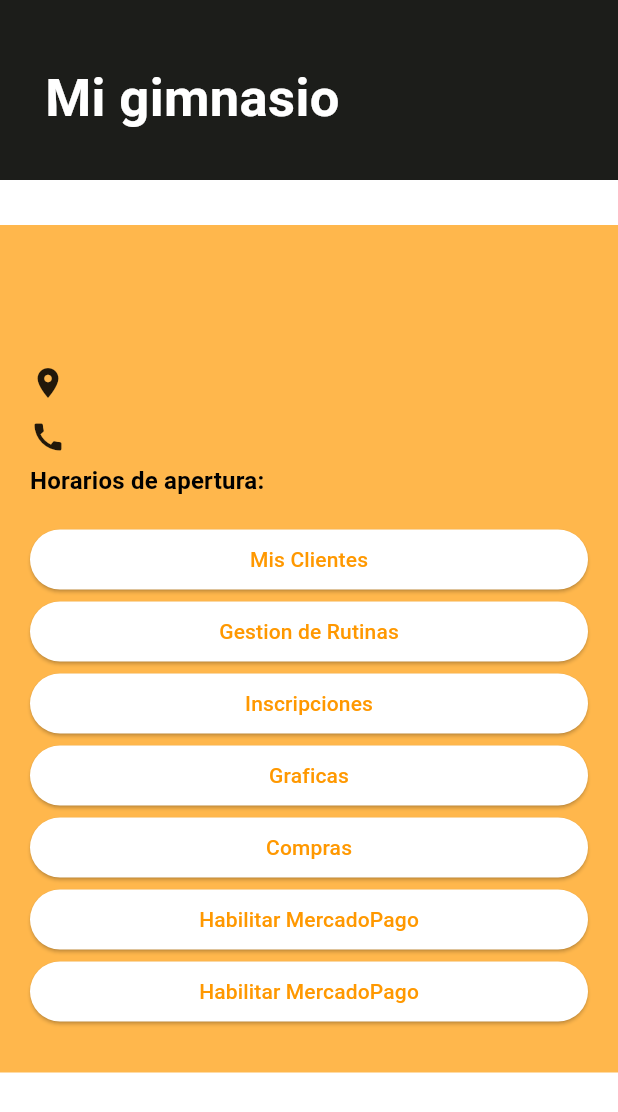
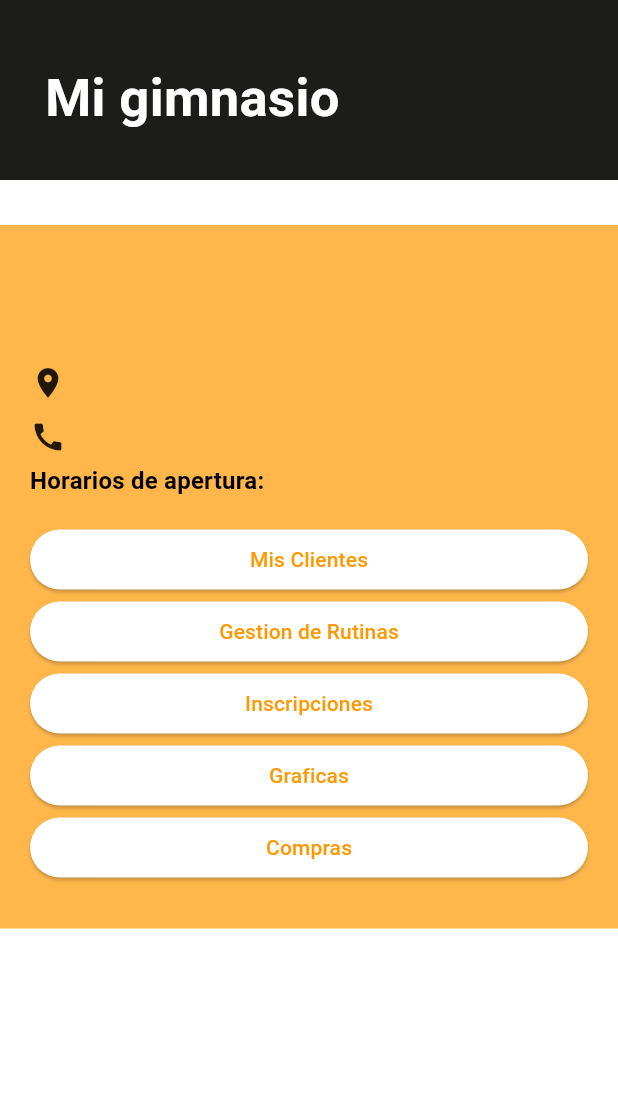
Before and after one commit to FranCannepa/fitsolutions, a Flutter app: the GimnasioInfo widget shown alone on an empty page, opened directly with empty values, on a phone screen of 412 x 824 dp. Shown: the top 1112 px of the screen. Run offline on Flutter 3.47's test engine with Material 3 defaults, Android fonts, the phone set to English and light mode, and no system bars; our stand-ins replace auto_size_text, badges, cloud_firestore, firebase_auth, firebase_core, firebase_messaging and 11 more; missing offline and left inert: flutter_appauth; accounts and stored records are empty; Roboto replaces fonts that are missing (TitleFont).

Commit message:
Update gimnasio_info.dart

```diff
--- a/lib/Components/GimnasioComponents/gimnasio_info.dart
+++ b/lib/Components/GimnasioComponents/gimnasio_info.dart
@@ -5,7 +5,6 @@ import 'package:fitsolutions/Components/GimnasioComponents/gimnasio_clientes.dar
 import 'package:fitsolutions/components/ChartComponents/chart_display.dart';
 import 'package:fitsolutions/modelo/models.dart';
 import 'package:fitsolutions/Screens/Plan/plan_screen.dart';
-import 'package:fitsolutions/providers/mercadopago_login.dart';
 import 'package:flutter/material.dart';
 import 'package:fitsolutions/screens/Inscription/inscription_screen.dart';
 import 'package:fitsolutions/Screens/Compras/compras_screen.dart';
@@ -219,54 +218,6 @@ class GimnasioInfo extends StatelessWidget {
                       child: const Text('Compras'),
                     ),
                   ),
-                  SizedBox(
-                    width: double.infinity,
-                    child: ElevatedButton(
-                      onPressed: () => {
-                        Navigator.push(
-                          context,
-                          PageRouteBuilder(
-                            transitionDuration:
-                                const Duration(milliseconds: 500),
-                            pageBuilder: (_, __, ___) =>
-                                const InscriptionScreen(),
-                            transitionsBuilder: (_, Animation<double> animation,
-                                __, Widget child) {
-                              return FadeTransition(
-                                opacity: animation,
-                                child: child,
-                              );
-                            },
-                          ),
-                        )
-                      },
-                      child: const Text('Habilitar MercadoPago'),
-                    ),
-                  ),
-                    SizedBox(
-                      width: double.infinity,
-                      child: ElevatedButton(
-                        onPressed: () => {
-                          Navigator.push(
-                            context,
-                            PageRouteBuilder(
-                              transitionDuration:
-                                  const Duration(milliseconds: 500),
-                              pageBuilder: (_, __, ___) =>
-                                   const MercadoPagoLoginPage(),
-                              transitionsBuilder: (_, Animation<double> animation,
-                                  __, Widget child) {
-                                return FadeTransition(
-                                  opacity: animation,
-                                  child: child,
-                                );
-                              },
-                            ),
-                          )
-                        },
-                        child: const Text('Habilitar MercadoPago'),
-                      ),
-                    ),
                   ],
                 )
               ],
```
